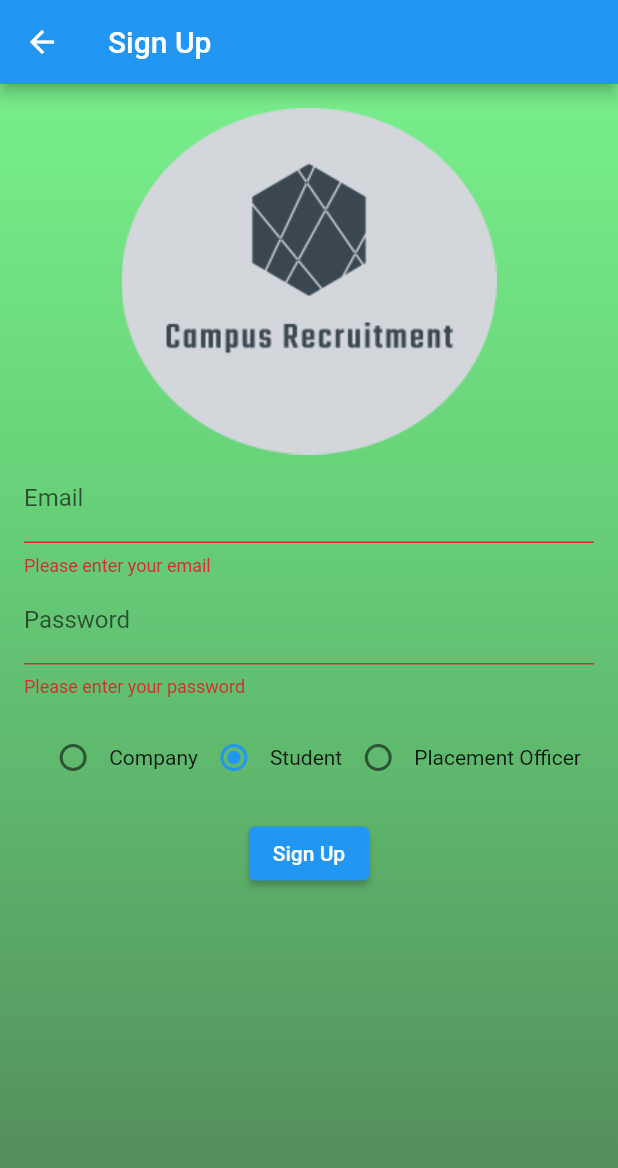
After one commit to Alakananda-2002/miniproject, a Flutter app: the SignUpPage screen opened by its route, after a tap on "Sign Up", on a phone screen of 412 x 824 dp. The commit adds this screen. Shown: the top 1168 px of the screen. Run offline on Flutter 3.47's test engine with Material 2 defaults, Android fonts, the phone set to English and light mode, and no system bars; our stand-ins replace supabase_flutter; accounts and stored records are empty; network calls fail.

Commit message:
sign up added

```diff
--- a/campus/lib/main.dart
+++ b/campus/lib/main.dart
@@ -5,6 +5,7 @@ import 'package:campus/pages/new_updates_page.dart';
 import 'package:campus/pages/placement_detailed_edit.dart';
 import 'package:campus/pages/placement_home.dart';
 import 'package:campus/pages/placement_profile.dart';
+import 'package:campus/pages/sign_up.dart';
 import 'package:campus/pages/student_details_page.dart';
 import 'package:campus/pages/student_profile.dart';
 import 'package:campus/pages/student_home.dart';
@@ -23,6 +24,7 @@ Future<void> main() async {
         'eyJhbGciOiJIUzI1NiIsInR5cCI6IkpXVCJ9.eyJpc3MiOiJzdXBhYmFzZSIsInJlZiI6Inp3c2NmanFxd2p5Z2ZreXF6cHJtIiwicm9sZSI6ImFub24iLCJpYXQiOjE2ODU3ODgxMjYsImV4cCI6MjAwMTM2NDEyNn0.T54cKNaHayDY5abH1xaVnekeCRIBKgD-WDZ9Bt9RF48',
   );
   supabase = Supabase.instance.client;
+
   final Session? session = supabase.auth.currentSession;
   USER = session?.user;
 
@@ -39,7 +41,8 @@ Future<void> main() async {
       "/pla_profile": (ctx) => PlacementOfficerPage(),
       "/pla_details": (ctx) => PlacementOfficerDetailsPage(),
       "/job": (ctx) => JobNotificationPage(),
-      "/news": (context) => NewsPage()
+      "/news": (context) => NewsPage(),
+      "/signup": (ctx) => SignUpPage()
     },
     home: (session == null ? const MyApp() : Home()),
   ));
--- a/campus/lib/pages/company_profile.dart
+++ b/campus/lib/pages/company_profile.dart
@@ -1,3 +1,4 @@
+import 'package:campus/main.dart';
 import 'package:flutter/material.dart';
 
 class CompanyPage extends StatelessWidget {
@@ -39,7 +40,7 @@ class CompanyPage extends StatelessWidget {
             SizedBox(height: 10.0),
             ElevatedButton.icon(
               onPressed: () {
-                // Handle company profile button press
+                Navigator.of(context).pushNamed("/cmp_details");
               },
               icon: Icon(Icons.business),
               label: Text('Company Profile'),
@@ -63,7 +64,8 @@ class CompanyPage extends StatelessWidget {
             SizedBox(height: 10.0),
             ElevatedButton.icon(
               onPressed: () {
-                // Handle logout button press
+                supabase.auth.signOut();
+                Navigator.pushReplacementNamed(context, "/login");
               },
               icon: Icon(Icons.exit_to_app),
               label: Text('Logout'),
--- a/campus/lib/pages/placement_home.dart
+++ b/campus/lib/pages/placement_home.dart
@@ -21,8 +21,8 @@ class PlacementOfficerHomepage extends StatelessWidget {
           crossAxisAlignment: CrossAxisAlignment.center,
           children: [
             Image.asset(
-              'assets/students_image.png',
-              width: 200.0,
+              'assets/collage.png',
+              width: MediaQuery.of(context).size.width,
               height: 200.0,
               fit: BoxFit.contain,
             ),
--- /dev/null
+++ b/campus/lib/pages/sign_up.dart
@@ -0,0 +1,192 @@
+import 'package:flutter/material.dart';
+import 'package:supabase_flutter/supabase_flutter.dart';
+
+import '../main.dart';
+
+class SignUpPage extends StatefulWidget {
+  @override
+  _SignUpPageState createState() => _SignUpPageState();
+}
+
+class _SignUpPageState extends State<SignUpPage> {
+  final GlobalKey<FormState> _formKey = GlobalKey<FormState>();
+  final TextEditingController _emailController = TextEditingController();
+  final TextEditingController _passwordController = TextEditingController();
+  String selectedRole = "stu_home";
+
+  @override
+  Widget build(BuildContext context) {
+    return Scaffold(
+      resizeToAvoidBottomInset: false,
+      appBar: AppBar(
+        title: Text('Sign Up'),
+      ),
+      body: Container(
+        width: MediaQuery.of(context).size.width,
+        decoration: const BoxDecoration(
+          gradient: LinearGradient(
+            begin: Alignment.topCenter,
+            end: Alignment.bottomCenter,
+            colors: [
+              Color.fromRGBO(27, 228, 59, 0.58),
+              Color.fromRGBO(66, 122, 75, 0.91),
+            ],
+          ),
+        ),
+        child: Padding(
+          padding: EdgeInsets.all(16.0),
+          child: Form(
+            key: _formKey,
+            child: Column(
+              children: [
+                Image.asset("assets/logo.png"),
+                TextFormField(
+                  controller: _emailController,
+                  keyboardType: TextInputType.emailAddress,
+                  decoration: InputDecoration(labelText: 'Email'),
+                  validator: (value) {
+                    if (value!.isEmpty) {
+                      return 'Please enter your email';
+                    }
+                    return null;
+                  },
+                ),
+                TextFormField(
+                  controller: _passwordController,
+                  obscureText: true,
+                  decoration: InputDecoration(labelText: 'Password'),
+                  validator: (value) {
+                    if (value!.isEmpty) {
+                      return 'Please enter your password';
+                    }
+                    return null;
+                  },
+                ),
+                SizedBox(height: 16.0),
+                RadioButtonRow(
+                  changed: (value) {
+                    selectedRole = value;
+                  },
+                ),
+                SizedBox(height: 16.0),
+                ElevatedButton(
+                  onPressed: () {
+                    if (_formKey.currentState!.validate()) {
+                      // Send data to Supabase
+                      _signUp();
+                    }
+                  },
+                  child: Text('Sign Up'),
+                ),
+              ],
+            ),
+          ),
+        ),
+      ),
+    );
+  }
+
+  Future<void> _signUp() async {
+    final email = _emailController.text.trim();
+    final password = _passwordController.text.trim();
+
+    final response =
+        await supabase.auth.signUp(email: email, password: password);
+
+    if (response.session == null) {
+      // Handle sign-up error
+      showDialog(
+        context: context,
+        builder: (BuildContext context) {
+          return AlertDialog(
+            title: Text('Error'),
+            content: Text("Unable to sign up"),
+            actions: [
+              TextButton(
+                child: Text('OK'),
+                onPressed: () => Navigator.pop(context),
+              ),
+            ],
+          );
+        },
+      );
+    } else {
+      // Sign-up successful
+      showDialog(
+        context: context,
+        builder: (BuildContext context) {
+          return AlertDialog(
+            title: Text('Success'),
+            content: Text('Sign-up successful!'),
+            actions: [
+              TextButton(
+                child: Text('OK'),
+                onPressed: () {
+                  Navigator.pop(context);
+                  Navigator.pushReplacementNamed(context, selectedRole);
+                },
+              ),
+            ],
+          );
+        },
+      );
+    }
+  }
+}
+
+class RadioButtonRow extends StatefulWidget {
+  void Function(String value) changed;
+
+  RadioButtonRow({super.key, required this.changed});
+  @override
+  _RadioButtonRowState createState() => _RadioButtonRowState();
+}
+
+class _RadioButtonRowState extends State<RadioButtonRow> {
+  String _selectedRole = 'Student';
+
+  @override
+  Widget build(BuildContext context) {
+    return Row(
+      mainAxisAlignment: MainAxisAlignment.center,
+      children: [
+        Radio(
+          value: 'Company',
+          groupValue: _selectedRole,
+          onChanged: (value) {
+            widget.changed('/cmp_home');
+            setState(() {
+              if (value != null) _selectedRole = value;
+            });
+          },
+        ),
+        Text('Company'),
+        Radio(
+          value: 'Student',
+          groupValue: _selectedRole,
+          onChanged: (value) {
+            setState(() {
+              widget.changed('/stu_home');
+              if (value != null) _selectedRole = value;
+            });
+          },
+        ),
+        Text('Student'),
+        Radio(
+          value: 'Placement Officer',
+          groupValue: _selectedRole,
+          onChanged: (value) {
+            setState(() {
+              widget.changed('/pla_home');
+              if (value != null) _selectedRole = value;
+            });
+          },
+        ),
+        Text(
+          'Placement Officer',
+          overflow: TextOverflow.fade,
+        ),
+      ],
+    );
+  }
+}
```
Also changed, not shown: campus/lib/pages/login.dart (+10 -1 lines).
